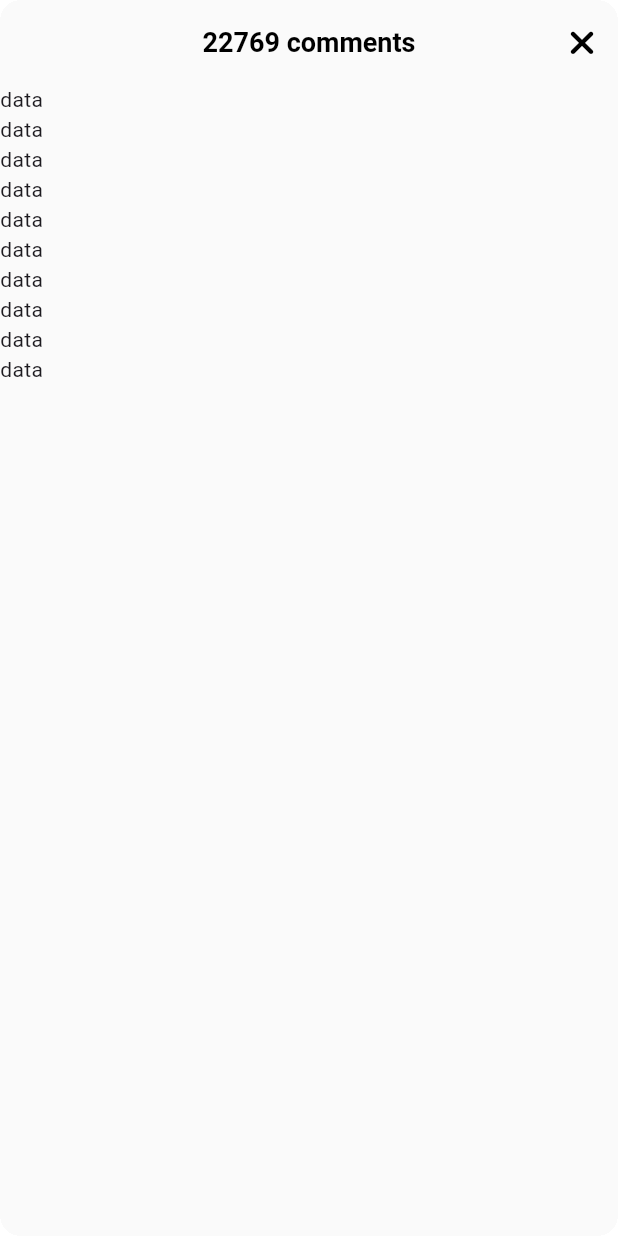
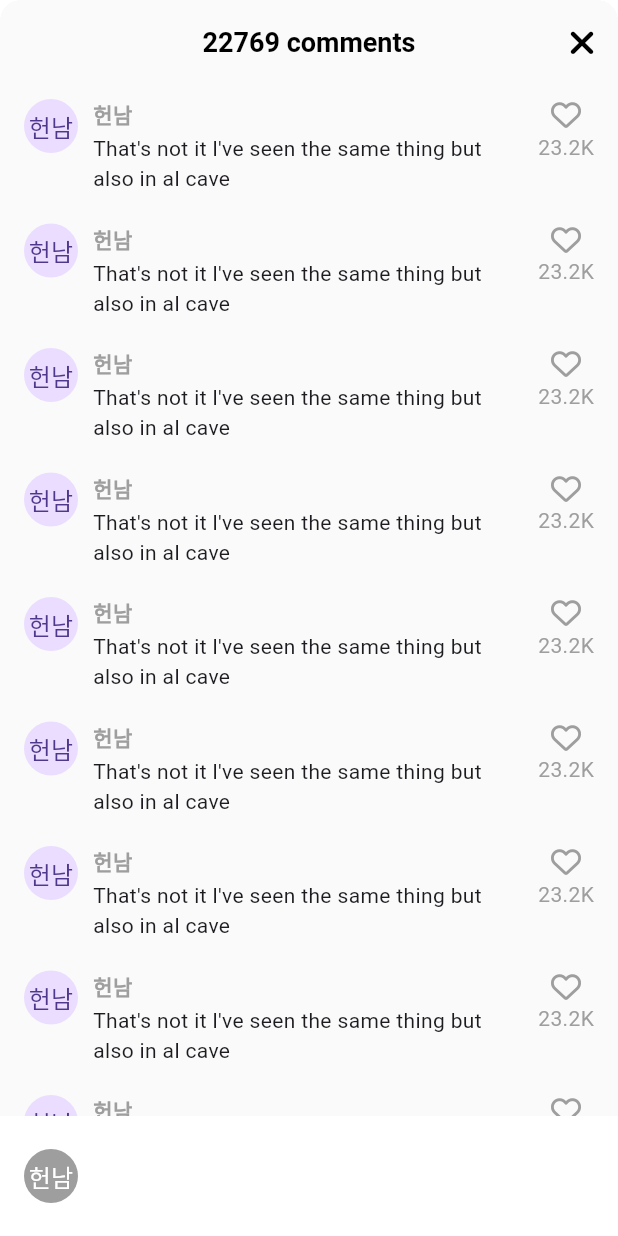
Before and after one commit to RoJaebl/flutter-tiktok, a Flutter app: the VideoComments screen opened directly, on a phone screen of 412 x 824 dp. Run offline on Flutter 3.47's test engine with Material 3 defaults, Android fonts, the phone set to English and light mode, and no system bars; our stand-ins replace font_awesome_flutter, video_player, visibility_detector; network calls fail.

Commit message:
:hammer: #8.1 Comments

```diff
--- a/lib/features/videos/widgets/video_comments.dart
+++ b/lib/features/videos/widgets/video_comments.dart
@@ -1,5 +1,6 @@
 import 'package:flutter/material.dart';
 import 'package:font_awesome_flutter/font_awesome_flutter.dart';
+import 'package:tiktok_clone/constants/gaps.dart';
 import 'package:tiktok_clone/constants/sizes.dart';
 
 class VideoComments extends StatefulWidget {
@@ -35,10 +36,70 @@ class _VideoCommentsState extends State<VideoComments> {
             ),
           ],
         ),
-        body: ListView.builder(
+        body: ListView.separated(
+          padding: const EdgeInsets.symmetric(
+            vertical: Sizes.size10,
+            horizontal: Sizes.size16,
+          ),
+          separatorBuilder: (context, index) => Gaps.v20,
           itemCount: 10,
-          itemBuilder: (context, index) => Container(
-            child: const Text("data"),
+          itemBuilder: (context, index) => Row(
+            crossAxisAlignment: CrossAxisAlignment.start,
+            children: [
+              const CircleAvatar(
+                radius: 18,
+                child: Text("헌남"),
+              ),
+              Gaps.h10,
+              Expanded(
+                child: Column(
+                  crossAxisAlignment: CrossAxisAlignment.start,
+                  children: [
+                    Text(
+                      "헌남",
+                      style: TextStyle(
+                        fontWeight: FontWeight.bold,
+                        fontSize: Sizes.size14,
+                        color: Colors.grey.shade500,
+                      ),
+                    ),
+                    Gaps.v3,
+                    const Text(
+                        "That's not it l've seen the same thing but also in al cave"),
+                  ],
+                ),
+              ),
+              Gaps.h10,
+              Column(
+                children: [
+                  FaIcon(
+                    FontAwesomeIcons.heart,
+                    size: Sizes.size20,
+                    color: Colors.grey.shade500,
+                  ),
+                  Gaps.v2,
+                  Text(
+                    "23.2K",
+                    style: TextStyle(
+                      color: Colors.grey.shade500,
+                    ),
+                  ),
+                ],
+              ),
+            ],
+          ),
+        ),
+        bottomNavigationBar: BottomAppBar(
+          color: Colors.white,
+          child: Row(
+            children: [
+              CircleAvatar(
+                radius: 18,
+                backgroundColor: Colors.grey.shade500,
+                foregroundColor: Colors.white,
+                child: const Text("헌남"),
+              ),
+            ],
           ),
         ),
       ),
```
